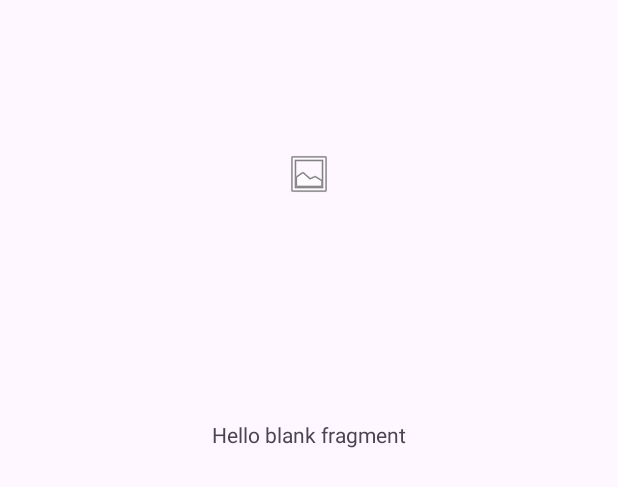
After one commit to JordanKyr/ReadingBox_154479, an Android app: the layout fragment_book_details.xml on its own in the app's theme, with its tools: preview values and no code run, on a phone screen of 412 x 824 dp. The commit adds this screen. Shown: the top 487 px of the screen. Run offline under Robolectric (Android 15) with nearby library versions, the phone set to English and light mode, and no system bars.

Commit message:
Part2 20/4

```diff
--- a/app/build.gradle
+++ b/app/build.gradle
@@ -32,6 +32,7 @@ android {
 dependencies {
     implementation 'androidx.navigation:navigation-fragment:2.7.7'
     implementation 'androidx.navigation:navigation-ui:2.7.7'
+    implementation 'com.squareup.picasso:picasso:2.8'
 
     implementation libs.appcompat
     implementation libs.material
--- /dev/null
+++ b/app/src/main/res/layout/fragment_book_details.xml
@@ -0,0 +1,26 @@
+<?xml version="1.0" encoding="utf-8"?>
+<FrameLayout xmlns:android="http://schemas.android.com/apk/res/android"
+    xmlns:app="http://schemas.android.com/apk/res-auto"
+    xmlns:tools="http://schemas.android.com/tools"
+    android:layout_width="match_parent"
+    android:layout_height="match_parent"
+    tools:context=".BookDetails">
+
+    <!-- TODO: Update blank fragment layout -->
+    <TextView
+        android:id="@+id/textBookDet"
+        android:layout_width="wrap_content"
+        android:layout_height="wrap_content"
+        android:layout_gravity="center_horizontal"
+        android:layout_marginTop="280dp"
+        android:text="@string/hello_blank_fragment" />
+
+    <ImageView
+        android:id="@+id/imageViewCover"
+        android:layout_width="wrap_content"
+        android:layout_height="wrap_content"
+        android:layout_gravity="center_horizontal"
+        android:layout_marginTop="100dp"
+        android:src="@android:drawable/ic_menu_gallery" />
+
+</FrameLayout>
```
Also changed, not shown: app/src/main/java/com/example/readingbox_154479/BookDetails.java (added, +118 -0 lines), app/src/main/java/com/example/readingbox_154479/MainActivity.java (+19 -7 lines), app/src/main/java/com/example/readingbox_154479/UserHome.java (+49 -3 lines), app/src/main/res/layout/fragment_user_home.xml (+8 -9 lines).
